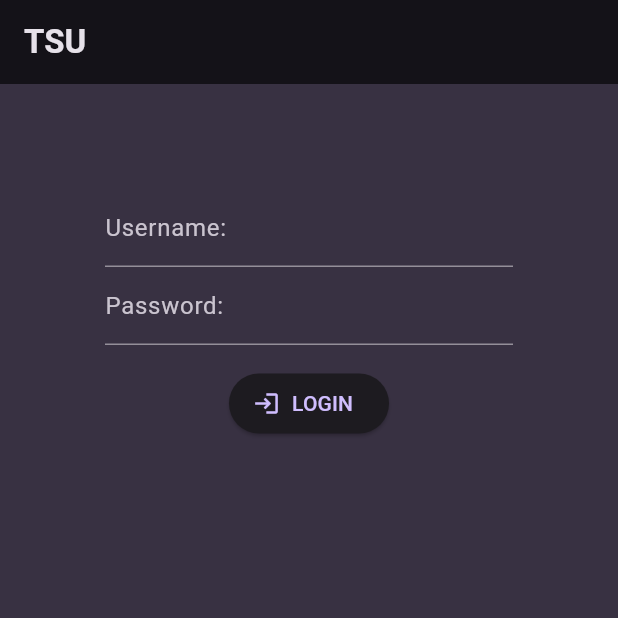
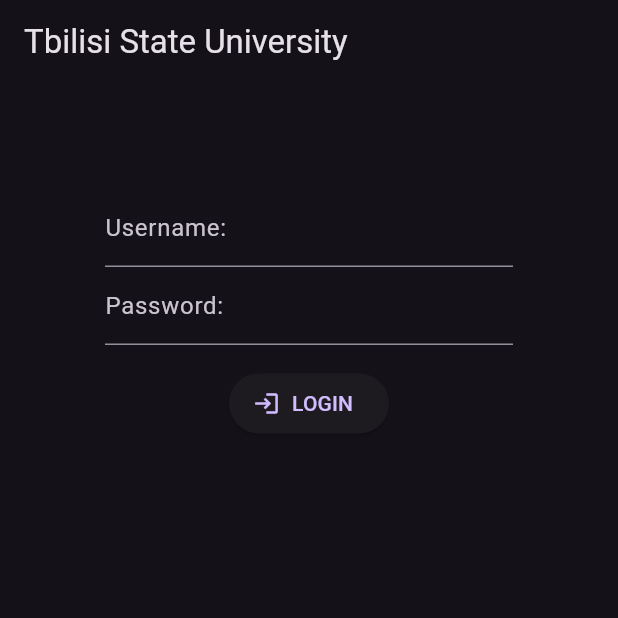
Before and after one commit to never47/lms-mobile, a Flutter app: the screen it shows after launch, on a phone screen of 412 x 824 dp, the top half of it. Run offline on Flutter 3.47's test engine with Material 3 defaults, Android fonts, the phone set to English and light mode, and no system bars; our stand-ins replace cookie_jar, dio, dio_cookie_manager; accounts and stored records are empty.

Commit message:
add: last commit from spain))

```diff
--- a/lib/constants/api.dart
+++ b/lib/constants/api.dart
@@ -1,6 +1,7 @@
 abstract class Api {
-  static const String server = "https://uni.tsu.ge/";
-  static const String api = "${server}api/";
+  static const String _server = "https://uni.tsu.ge/";
+  static const String _api = "${_server}api/";
 
-  static const String session = "${api}Auth/Login";
+  static const String session = "${_api}Auth/Login";
+  static const String student_card = "${_api}Card/StudentProfile";
 }
--- a/lib/main.dart
+++ b/lib/main.dart
@@ -1,12 +1,13 @@
 import 'package:flutter/material.dart';
 
-import 'package:google_fonts/google_fonts.dart';
+//import 'package:google_fonts/google_fonts.dart';
 
-import 'package:lms_mobile/tabs.dart';
+import 'package:lms_mobile/screens/login.dart';
 
+/*
 final colorScheme = ColorScheme.fromSeed(
   brightness: Brightness.dark,
-  seedColor: const Color.fromARGB(255, 102, 6, 247),
+  seedColor: const Color.fromARGB(255, 31, 125, 208),
   background: const Color.fromARGB(255, 56, 49, 66),
 );
 
@@ -25,7 +26,7 @@
     ),
   ),
 );
-
+*/
 void main() {
   runApp(const App());
 }
@@ -36,8 +37,8 @@
   @override
   Widget build(BuildContext context) {
     return MaterialApp(
-      theme: theme,
-      home: const Tabs(),
+      theme: ThemeData.dark(),
+      home: LoginScreen(),
     );
   }
 }
--- a/lib/screens/login.dart
+++ b/lib/screens/login.dart
@@ -2,15 +2,23 @@
 
 import 'package:dio/dio.dart';
 
-import 'package:lms_mobile/constants/api.dart';
 import 'package:lms_mobile/screens/homepage.dart';
+import 'package:lms_mobile/constants/user_session.dart';
+import 'package:lms_mobile/tools/network_manager.dart';
+import 'package:lms_mobile/widgets/errorbar.dart';
 
-class LoginScreen extends StatelessWidget {
-  LoginScreen({super.key});
+class LoginScreen extends StatefulWidget {
+  const LoginScreen({super.key});
 
+  @override
+  State<LoginScreen> createState() => _LoginScreenState();
+}
+
+class _LoginScreenState extends State<LoginScreen> {
   final _formKey = GlobalKey<FormState>();
 
   String? _username;
+
   String? _password;
 
   void onLogin(context) async {
@@ -24,16 +32,18 @@
       };
 
       try {
-        Response response = await Dio().post(Api.session, data: data);
+        Response response = await NetworkManager().login(data);
 
         if (response.statusCode != 200) {
           throw Exception('Something went wrong...');
+        } else if (response.data['student'] == null) {
+          throw Exception('Cant find user, check pass and log');
         }
 
         var cookies = response.headers.map['set-cookie'];
 
         if (cookies != null) {
-          print('Received Cookies: $cookies');
+          UserSession().setUser('blyat', response.data['username']);
         }
 
         Navigator.push(
@@ -45,14 +55,18 @@
           ),
         );
       } catch (e) {
-        print(e.toString());
+        ErrorBar().showError(e.toString(), context);
       }
     }
   }
 
   @override
   Widget build(BuildContext context) {
-    return Form(
+    return Scaffold(
+      appBar: AppBar(
+        title: const Text('Tbilisi State University'),
+      ),
+      body: Form(
         key: _formKey,
         child: Container(
           margin: const EdgeInsets.all(70),
@@ -99,6 +113,7 @@
             ],
           ),
         ),
+      ),
     );
   }
 }
--- a/lib/tabs.dart
+++ /dev/null
@@ -1,24 +0,0 @@
-import 'package:flutter/material.dart';
-
-import 'package:lms_mobile/screens/login.dart';
-
-class Tabs extends StatefulWidget {
-  const Tabs({super.key});
-
-  @override
-  State<Tabs> createState() => _TabsState();
-}
-
-class _TabsState extends State<Tabs> {
-  @override
-  Widget build(BuildContext context) {
-    return Scaffold(
-      appBar: AppBar(
-        title: const Text('TSU'),
-      ),
-      body: Scaffold(
-        body: LoginScreen(),
-      ),
-    );
-  }
-}
--- a/pubspec.yaml
+++ b/pubspec.yaml
@@ -37,6 +37,8 @@
   cupertino_icons: ^1.0.6
   google_fonts: ^6.2.1
   dio: ^5.4.1
+  dio_cookie_manager: ^3.1.1
+  cookie_jar: ^4.0.8
 
 dev_dependencies:
   flutter_test:
```
Also changed, not shown: lib/screens/homepage.dart (+8 -2 lines), lib/tools/network_manager.dart (+4 -8 lines), lib/widgets/main_drawer.dart (+8 -1 lines), pubspec.lock. Lines whose indentation alone changed are shown as unchanged.
